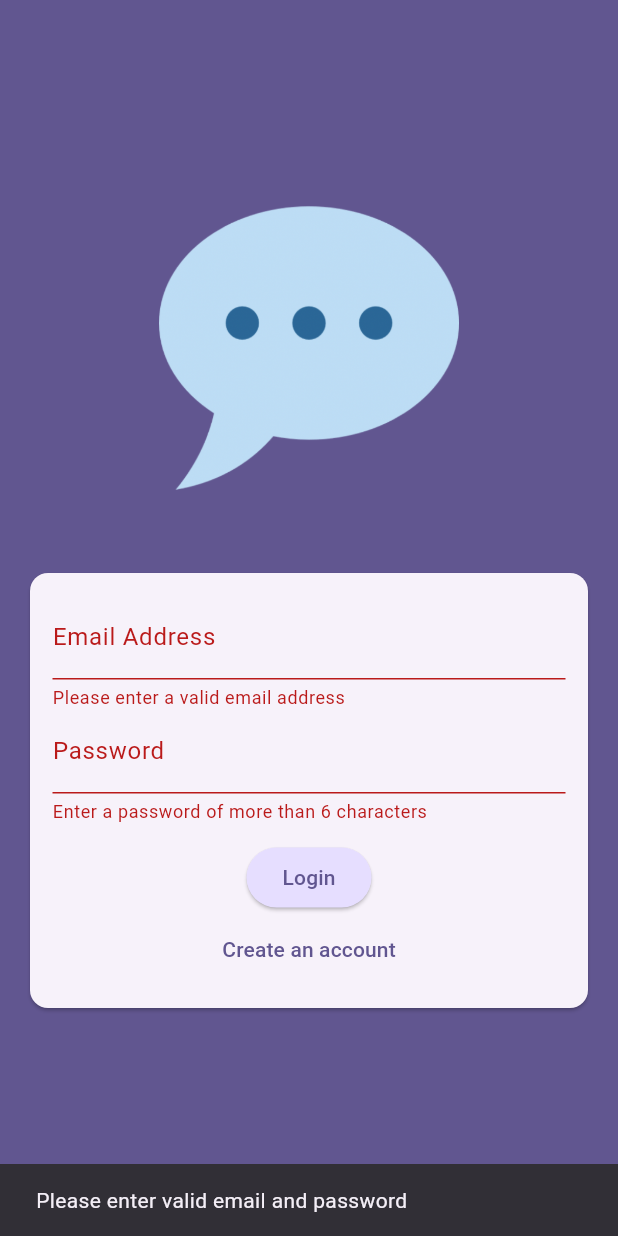
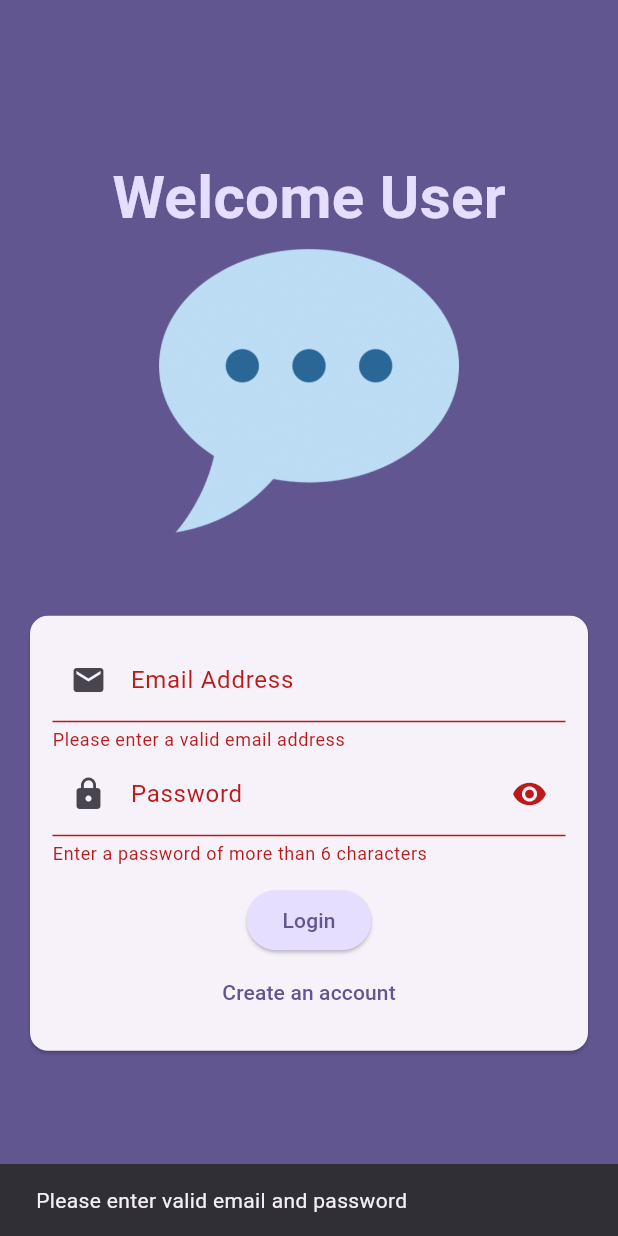
Before and after one commit to gautamkumar90/chat_app, a Flutter app: the screen it shows after launch, after a tap on "Login", on a phone screen of 412 x 824 dp. Run offline on Flutter 3.47's test engine with Material 3 defaults, Android fonts, the phone set to English and light mode, and no system bars; our stand-ins replace cloud_firestore, firebase_auth, firebase_core, firebase_messaging, image_picker; accounts and stored records are empty.

Commit message:
Modifying the code and improving the UI for the chat app

```diff
--- a/lib/screens/auth.dart
+++ b/lib/screens/auth.dart
@@ -1,5 +1,4 @@
 import 'package:chat_app/widgets/user_image_picker.dart';
-import 'package:firebase_storage/firebase_storage.dart';
 import 'package:flutter/material.dart';
 import 'package:firebase_auth/firebase_auth.dart';
 import 'package:cloud_firestore/cloud_firestore.dart';
@@ -22,6 +21,7 @@ class _AuthScreenState extends State<AuthScreen> {
   File? _selectedImage;
   var _isAuthenticating = false;
   var _enteredUsername = '';
+  bool _isPasswordVisible = false;
 
   void _submit() async {
     final isValid = _formKey.currentState!.validate();
@@ -46,7 +46,7 @@ class _AuthScreenState extends State<AuthScreen> {
         _isAuthenticating = true;
       });
       if (_isLogin) {
-        final userCredentials = await _firebase.signInWithEmailAndPassword(
+        await _firebase.signInWithEmailAndPassword(
           email: _enteredEmail,
           password: _enteredPassword,
         );
@@ -76,9 +76,6 @@ class _AuthScreenState extends State<AuthScreen> {
             });
       }
     } on FirebaseAuthException catch (error) {
-      if (error.code == 'email-already-in-use') {
-        //
-      }
       ScaffoldMessenger.of(context).clearSnackBars;
       ScaffoldMessenger.of(context).showSnackBar(
         SnackBar(content: Text(error.message ?? 'Authenetication Failed.')),
@@ -98,6 +95,14 @@ class _AuthScreenState extends State<AuthScreen> {
           child: Column(
             mainAxisAlignment: MainAxisAlignment.center,
             children: [
+              Text(
+                'Welcome User',
+                style: TextStyle(
+                  color: Theme.of(context).colorScheme.primaryContainer,
+                  fontSize: 40,
+                  fontWeight: FontWeight.bold,
+                ),
+              ),
               Container(
                 margin: EdgeInsets.only(bottom: 30, left: 20, right: 20),
                 width: 200,
@@ -122,6 +127,7 @@ class _AuthScreenState extends State<AuthScreen> {
                           TextFormField(
                             decoration: InputDecoration(
                               labelText: 'Email Address',
+                              prefixIcon: Icon(Icons.email),
                             ),
                             keyboardType: TextInputType.emailAddress,
                             autocorrect: false,
@@ -142,6 +148,7 @@ class _AuthScreenState extends State<AuthScreen> {
                             TextFormField(
                               decoration: InputDecoration(
                                 labelText: 'Username',
+                                prefixIcon: Icon(Icons.person),
                               ),
                               enableSuggestions: false,
                               validator: (value) {
@@ -157,8 +164,23 @@ class _AuthScreenState extends State<AuthScreen> {
                               },
                             ),
                           TextFormField(
-                            decoration: InputDecoration(labelText: 'Password'),
-                            obscureText: true,
+                            decoration: InputDecoration(
+                              labelText: 'Password',
+                              prefixIcon: Icon(Icons.lock),
+                              suffixIcon: IconButton(
+                                icon: Icon(
+                                  _isPasswordVisible
+                                      ? Icons.visibility_off
+                                      : Icons.visibility,
+                                ),
+                                onPressed: () {
+                                  setState(() {
+                                    _isPasswordVisible = !_isPasswordVisible;
+                                  });
+                                },
+                              ),
+                            ),
+                            obscureText: !_isPasswordVisible,
                             validator: (value) {
                               if (value == null || value.trim().length < 6) {
                                 return 'Enter a password of more than 6 characters';
--- a/lib/widgets/chat_messages.dart
+++ b/lib/widgets/chat_messages.dart
@@ -1,6 +1,5 @@
 import 'package:chat_app/widgets/message_bubble.dart';
 import 'package:cloud_firestore/cloud_firestore.dart';
-// import 'package:firebase_core/firebase_core.dart';
 import 'package:firebase_auth/firebase_auth.dart';
 import 'package:flutter/material.dart';
 
```
Also changed, not shown: lib/widgets/message_bubble.dart (+10 -5 lines).
